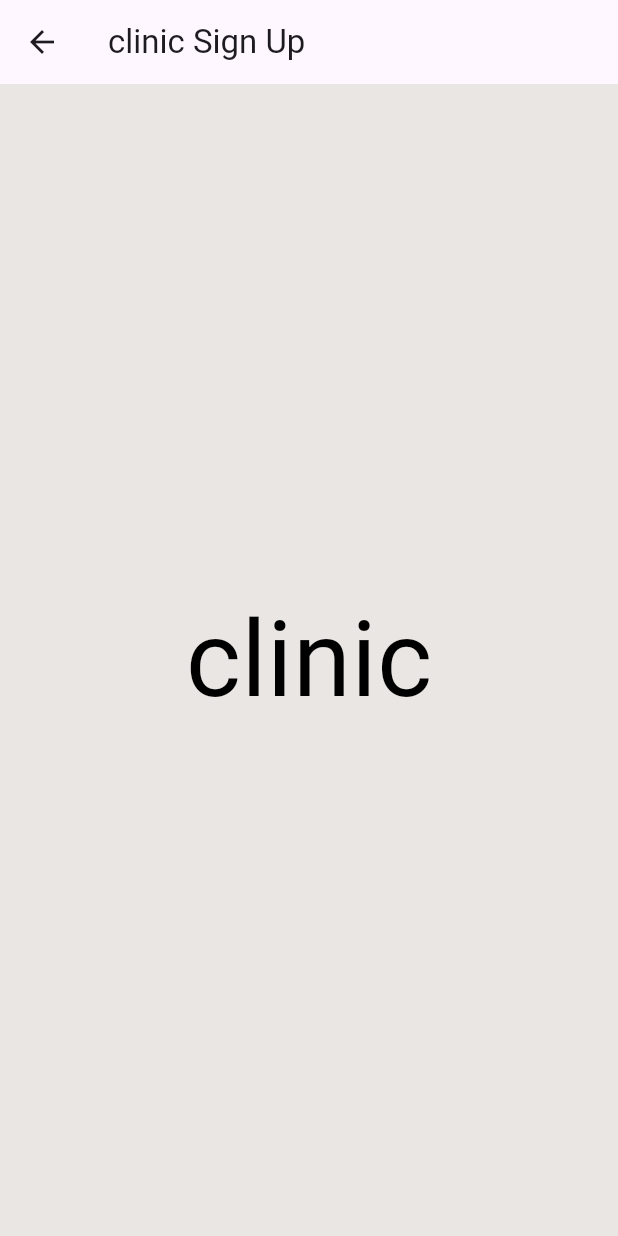
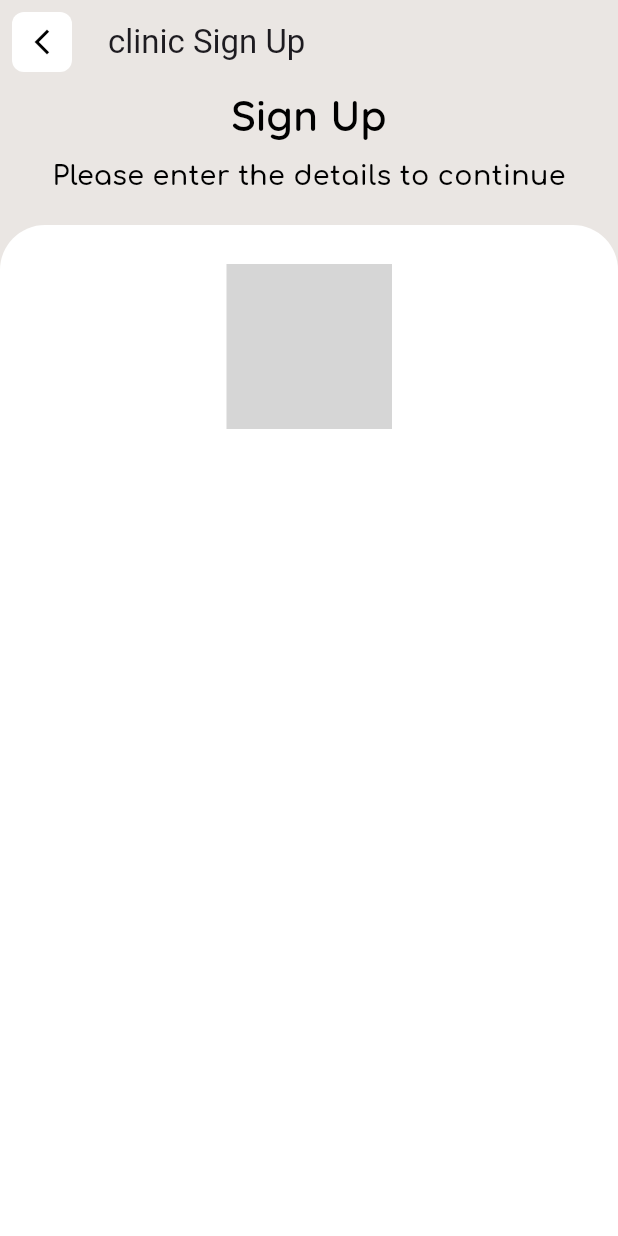
Before and after one commit to Petsica-Flutter-GP/Petsica_Flutter_B1, a Flutter app: the ClinicSignUpViewBody screen opened directly, on a phone screen of 412 x 824 dp. Run offline on Flutter 3.47's test engine with Material 3 defaults, Android fonts, the light colour scheme and no system bars; drawn by our look-alikes of flutter_profile_picture; our stand-ins replace device_preview, go_router, google_fonts; grey boxes are pictures that could not be loaded.

Commit message:
4th commit - edit launch.json to debug - create arrow_back shared file in utils - use ProfilePicture package in clinic signup - import image field & image picker in pubspec.yaml - // TODO : - edit the signup clinic navigate - image imports - add edit button with the profile pic

```diff
--- /dev/null
+++ b/devtools_options.yaml
@@ -0,0 +1,3 @@
+description: This file stores settings for Dart & Flutter DevTools.
+documentation: https://docs.flutter.dev/tools/devtools/extensions#configure-extension-enablement-states
+extensions:
--- /dev/null
+++ b/lib/core/utils/arrow_back.dart
@@ -0,0 +1,37 @@
+
+import 'package:flutter/material.dart';
+import 'package:go_router/go_router.dart';
+
+import 'app_router.dart';
+
+class ArrowBack extends StatelessWidget {
+  const ArrowBack({
+    super.key,
+  });
+
+  @override
+  Widget build(BuildContext context) {
+    return Padding(
+      padding: const EdgeInsets.all(8.0),
+      child: Container(
+        decoration: BoxDecoration(
+          color: Colors.white,
+          borderRadius: BorderRadius.circular(8),
+        ),
+        child: IconButton(
+          padding: EdgeInsets.zero, // يجعل الأيقونة بحجمها الطبيعي
+          constraints: const BoxConstraints(), // يمنع أي توسيع إضافي
+          icon: const Icon(Icons.arrow_back_ios_new_outlined,
+              size: 20, color: Colors.black),
+          onPressed: () {
+            if (GoRouter.of(context).canPop()) {
+              GoRouter.of(context).pop();
+            } else {
+              context.go(AppRouter.kWelcomeBack);
+            }
+          },
+        ),
+      ),
+    );
+  }
+}
--- a/lib/features/registeration/presentation/views/widgets/welcome_back_view_body.dart
+++ b/lib/features/registeration/presentation/views/widgets/welcome_back_view_body.dart
@@ -81,6 +81,7 @@ class _WelcomeBackViewBodyState extends State<WelcomeBackViewBody> {
           ),
         ],
       ),
+
     );
   }
 }
--- a/lib/features/signup/presentation/views/widgets/clinic/clinic_signup_view_body.dart
+++ b/lib/features/signup/presentation/views/widgets/clinic/clinic_signup_view_body.dart
@@ -1,6 +1,10 @@
 import 'package:flutter/material.dart';
-import 'package:go_router/go_router.dart';
-import 'package:petsica/core/utils/app_router.dart';
+import 'package:flutter_profile_picture/flutter_profile_picture.dart';
+import 'package:petsica/core/constants.dart';
+import 'package:petsica/core/utils/upload_id.dart';
+
+import '../../../../../../core/utils/arrow_back.dart';
+import '../../../../../../core/utils/styles.dart';
 
 class ClinicSignUpViewBody extends StatelessWidget {
   const ClinicSignUpViewBody({super.key});
@@ -9,24 +13,50 @@ class ClinicSignUpViewBody extends StatelessWidget {
   Widget build(BuildContext context) {
     return Scaffold(
       appBar: AppBar(
+        backgroundColor: Colors.transparent,
         title: const Text("clinic Sign Up"),
-        leading: IconButton(
-          icon: const Icon(Icons.arrow_back), // أيقونة الرجوع
-          onPressed: () {
-            if (GoRouter.of(context).canPop()) {
-              GoRouter.of(context).pop(); // ✅ يرجع إذا كان هناك صفحة سابقة
-            } else {
-              context.go(AppRouter
-                  .kWelcomeBack); // ✅ يعود للصفحة الرئيسية إذا لم يكن هناك صفحات مكدسة
-            }
-          },
-        ),
+        leading: const ArrowBack(),
       ),
-      body: const Center(
-        child: Text(
-          'clinic',
-          style: TextStyle(color: Colors.black, fontSize: 70),
-        ),
+      body: Column(
+        mainAxisAlignment: MainAxisAlignment.start,
+        crossAxisAlignment: CrossAxisAlignment.center,
+        children: [
+          Center(
+            child: Column(
+              children: [
+                Text(
+                  "Sign Up",
+                  style: Styles.textStyleQu28.copyWith(color: kWordColor),
+                ),
+                const SizedBox(height: 8),
+                Text(
+                  "Please enter the details to continue",
+                  style: Styles.textStyleCom18.copyWith(color: kWordColor),
+                ),
+              ],
+            ),
+          ),
+          const SizedBox(height: 20),
+          Expanded(
+            child: Container(
+              width: double.infinity,
+              alignment: Alignment.center,
+              decoration: const BoxDecoration(
+                color: Colors.white,
+                borderRadius: BorderRadius.vertical(top: Radius.circular(30)),
+              ),
+              child: Column(
+                children: [
+                  const Padding(
+                    padding: EdgeInsets.only(top: 26),
+                    child: ProfilePicture(
+                        name: 'user user', radius: 55, fontsize: 36),
+                  ),
+                ],
+              ),
+            ),
+          ),
+        ],
       ),
     );
   }
```
Also changed, not shown: lib/core/utils/upload_id.dart (added, +60 -0 lines).
